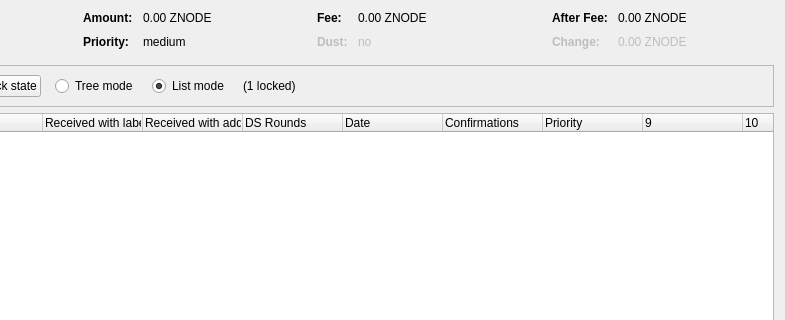
First picture: the form in src/qt/forms/coincontroldialog.ui, repository zeronode-project/zeronode, before the edit; both pictures show x 169 to 954 and y 0 to 320 of the 954 by 500 pixel window.
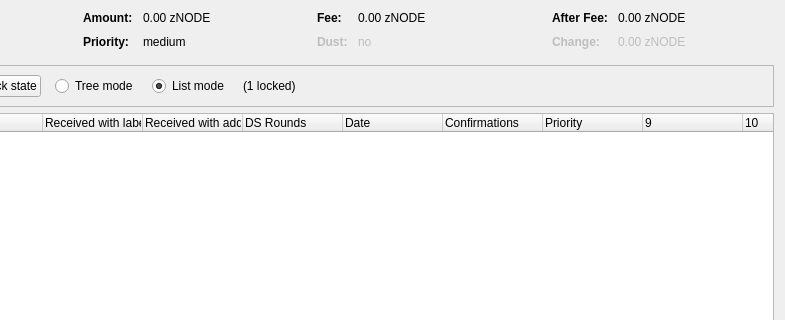
Second picture: the form after the edit. Custom widgets are drawn as their Qt base class.

The edit to the form file:
```diff
--- a/src/qt/forms/coincontroldialog.ui
+++ b/src/qt/forms/coincontroldialog.ui
@@ -132,7 +132,7 @@
           <enum>Qt::ActionsContextMenu</enum>
          </property>
          <property name="text">
-          <string notr="true">0.00 ZNODE</string>
+          <string notr="true">0.00 zNODE</string>
          </property>
          <property name="textInteractionFlags">
           <set>Qt::LinksAccessibleByMouse|Qt::TextSelectableByKeyboard|Qt::TextSelectableByMouse</set>
@@ -206,7 +206,7 @@
           <enum>Qt::ActionsContextMenu</enum>
          </property>
          <property name="text">
-          <string notr="true">0.00 ZNODE</string>
+          <string notr="true">0.00 zNODE</string>
          </property>
          <property name="textInteractionFlags">
           <set>Qt::LinksAccessibleByMouse|Qt::TextSelectableByKeyboard|Qt::TextSelectableByMouse</set>
@@ -286,7 +286,7 @@
           <enum>Qt::ActionsContextMenu</enum>
          </property>
          <property name="text">
-          <string notr="true">0.00 ZNODE</string>
+          <string notr="true">0.00 zNODE</string>
          </property>
          <property name="textInteractionFlags">
           <set>Qt::LinksAccessibleByMouse|Qt::TextSelectableByKeyboard|Qt::TextSelectableByMouse</set>
@@ -321,7 +321,7 @@
           <enum>Qt::ActionsContextMenu</enum>
          </property>
          <property name="text">
-          <string notr="true">0.00 ZNODE</string>
+          <string notr="true">0.00 zNODE</string>
          </property>
          <property name="textInteractionFlags">
           <set>Qt::LinksAccessibleByMouse|Qt::TextSelectableByKeyboard|Qt::TextSelectableByMouse</set>
```
